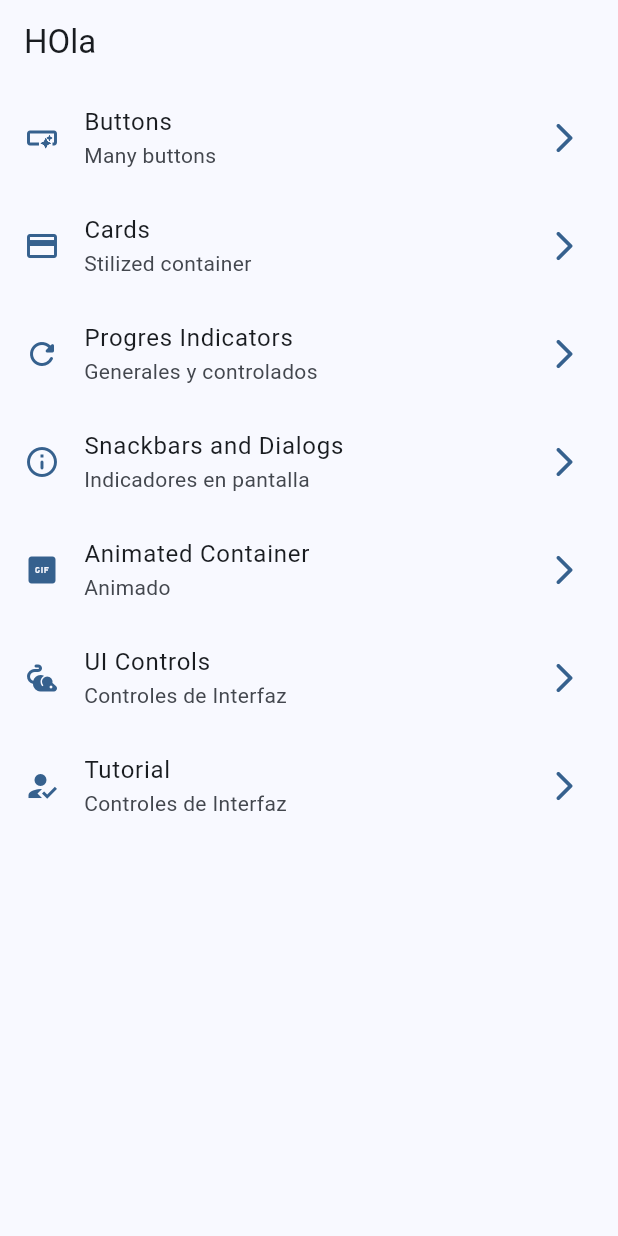
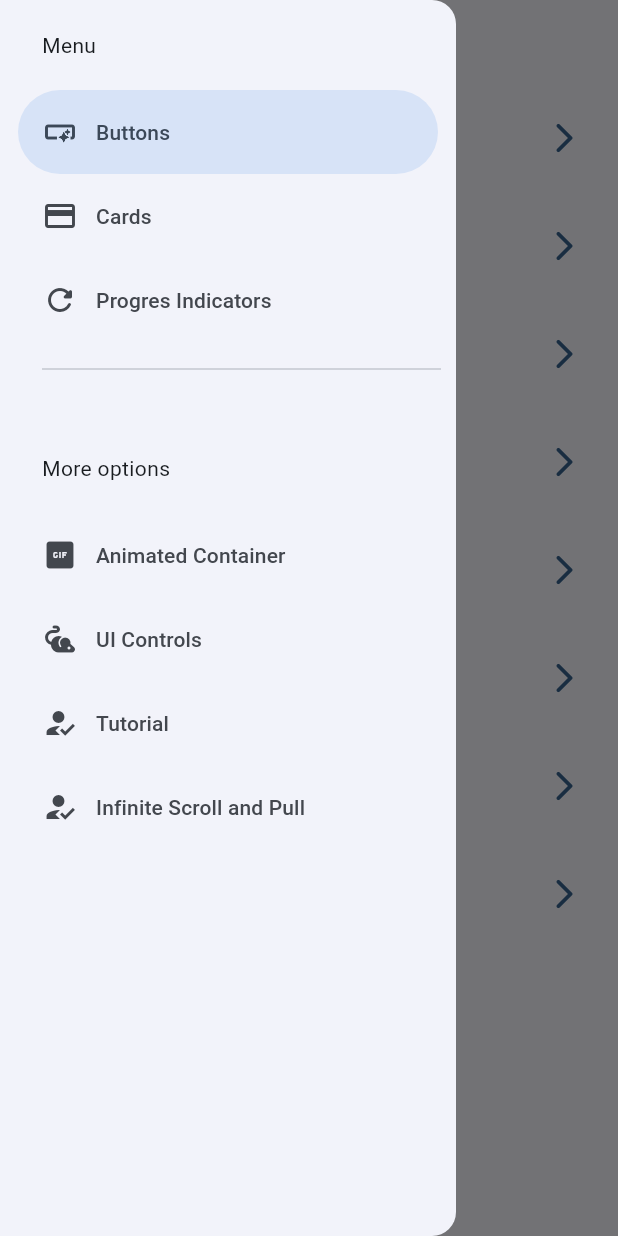
Before and after one commit to StiveenDavidBolanos/StiveenDavidBolanos, a Flutter app: the screen it shows after launch, with the side drawer open (before the commit the screen has no drawer), on a phone screen of 412 x 824 dp. Run offline on Flutter 3.47's test engine with Material 3 defaults, Android fonts, the phone set to English and light mode, and no system bars; our stand-ins replace animate_do, go_router.

Commit message:
Navegación por drawer

```diff
--- a/lib/config/menu/menu_items.dart
+++ b/lib/config/menu/menu_items.dart
@@ -49,4 +49,9 @@ List<MenuItems> appMenuItems = [
       subtitle: 'Controles de Interfaz',
       url: '/tutorial',
       icon: Icons.how_to_reg_sharp),
+  const MenuItems(
+      title: 'Infinite Scroll and Pull',
+      subtitle: 'Listas infinitas y pull to refresh',
+      url: '/infinite',
+      icon: Icons.how_to_reg_sharp),
 ];
--- a/lib/config/router/app_router.dart
+++ b/lib/config/router/app_router.dart
@@ -45,7 +45,7 @@ final router = GoRouter(
     GoRoute(
       path: '/tutorial',
       name: TutorialScreen.name,
-      builder: (context, state) => TutorialScreen(),
+      builder: (context, state) => const TutorialScreen(),
     ),
     GoRoute(
       path: '/uicontrol',
--- /dev/null
+++ b/lib/presentation/Widgets/drawers/side_menu.dart
@@ -0,0 +1,54 @@
+import 'package:flutter/material.dart';
+import 'package:go_router/go_router.dart';
+import 'package:widgets_app/config/menu/menu_items.dart';
+
+class SideMenu extends StatefulWidget {
+  const SideMenu({super.key, required this.scaffoldkey});
+  final GlobalKey<ScaffoldState> scaffoldkey;
+
+  @override
+  State<SideMenu> createState() => _SideMenuState();
+}
+
+class _SideMenuState extends State<SideMenu> {
+  int indxDrawerNavigation = 0;
+
+  @override
+  Widget build(BuildContext context) {
+    final hasNotch = MediaQuery.of(context).padding.top > 35;
+    return NavigationDrawer(
+        onDestinationSelected: (value) {
+          setState(() {
+            indxDrawerNavigation = value;
+          });
+
+          final MenuItems itemSelected = appMenuItems[value];
+          context.push(itemSelected.url);
+
+          widget.scaffoldkey.currentState?.closeDrawer();
+        },
+        selectedIndex: indxDrawerNavigation,
+        children: [
+          Padding(
+            padding: EdgeInsets.fromLTRB(28, hasNotch ? 10 : 20, 20, 20),
+            child: const Text('Menu'),
+          ),
+          ...appMenuItems.sublist(0, 3).map(
+                (item) => NavigationDrawerDestination(
+                    icon: Icon(item.icon), label: Text(item.title)),
+              ),
+          const Padding(
+            padding: EdgeInsets.fromLTRB(28, 10, 10, 28),
+            child: Divider(),
+          ),
+          const Padding(
+            padding: EdgeInsets.fromLTRB(28, 20, 20, 20),
+            child: Text('More options'),
+          ),
+          ...appMenuItems.sublist(4).map(
+                (item) => NavigationDrawerDestination(
+                    icon: Icon(item.icon), label: Text(item.title)),
+              ),
+        ]);
+  }
+}
--- a/lib/presentation/screens/home/home_screen.dart
+++ b/lib/presentation/screens/home/home_screen.dart
@@ -1,6 +1,7 @@
 import 'package:flutter/material.dart';
 import 'package:go_router/go_router.dart';
 import 'package:widgets_app/config/menu/menu_items.dart';
+import 'package:widgets_app/presentation/Widgets/drawers/side_menu.dart';
 
 class HomeScreen extends StatelessWidget {
   static const String name = 'home_screen';
@@ -8,11 +9,16 @@ class HomeScreen extends StatelessWidget {
 
   @override
   Widget build(BuildContext context) {
+    final GlobalKey<ScaffoldState> scaffoldkey = GlobalKey<ScaffoldState>();
     return Scaffold(
+      key: scaffoldkey,
       appBar: AppBar(
-        title: const Text('HOla'),
+        title: const Text('Hola'),
       ),
       body: const _HomeView(),
+      drawer: SideMenu(
+        scaffoldkey: scaffoldkey,
+      ),
     );
   }
 }
```
Also changed, not shown: lib/presentation/screens/infinite_scroll_screen/infinite_scroll_screen.dart (+115 -2 lines), lib/presentation/screens/tutorial_screen/tutorial_screen.dart (+4 -5 lines).
